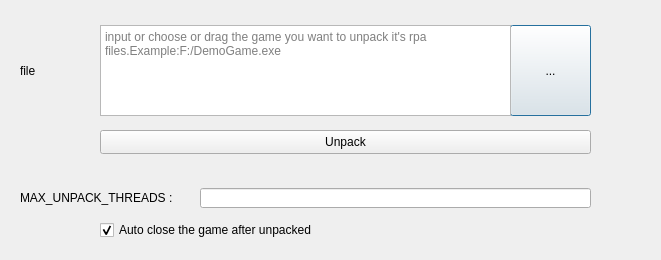
Old version of the form src/game_unpacker.ui in the repository anonymousException/renpy-translator.
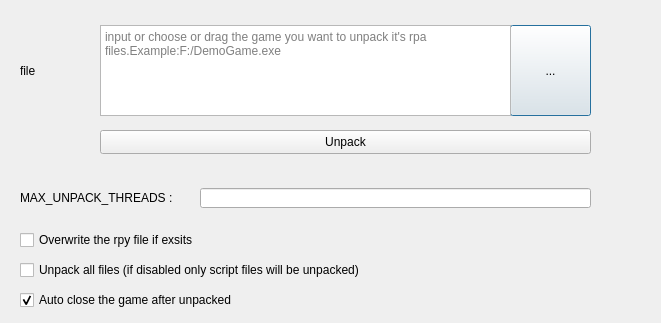
New version of the form.

Commit message:
<feature> improve unpack function, add options and fix stuck problem due to path
update version to v2.3.4

```diff
--- a/src/game_unpacker.ui
+++ b/src/game_unpacker.ui
@@ -7,7 +7,7 @@
     <x>0</x>
     <y>0</y>
     <width>661</width>
-    <height>260</height>
+    <height>323</height>
    </rect>
   </property>
   <property name="windowTitle">
@@ -74,8 +74,8 @@
   <widget class="QCheckBox" name="autoCheckBox">
    <property name="geometry">
     <rect>
-     <x>100</x>
-     <y>220</y>
+     <x>20</x>
+     <y>290</y>
      <width>551</width>
      <height>20</height>
     </rect>
@@ -113,6 +113,35 @@
     <string notr="true"/>
    </property>
   </widget>
+  <widget class="QCheckBox" name="overwriteCheckBox">
+   <property name="geometry">
+    <rect>
+     <x>20</x>
+     <y>230</y>
+     <width>571</width>
+     <height>20</height>
+    </rect>
+   </property>
+   <property name="text">
+    <string>Overwrite the rpy file if exsits</string>
+   </property>
+  </widget>
+  <widget class="QCheckBox" name="unpackAllCheckBox">
+   <property name="geometry">
+    <rect>
+     <x>20</x>
+     <y>260</y>
+     <width>631</width>
+     <height>20</height>
+    </rect>
+   </property>
+   <property name="text">
+    <string>Unpack all files (if disabled only script files will be unpacked)</string>
+   </property>
+   <property name="checked">
+    <bool>false</bool>
+   </property>
+  </widget>
  </widget>
  <resources/>
  <connections/>
```
The commit also changes 62 other files.
